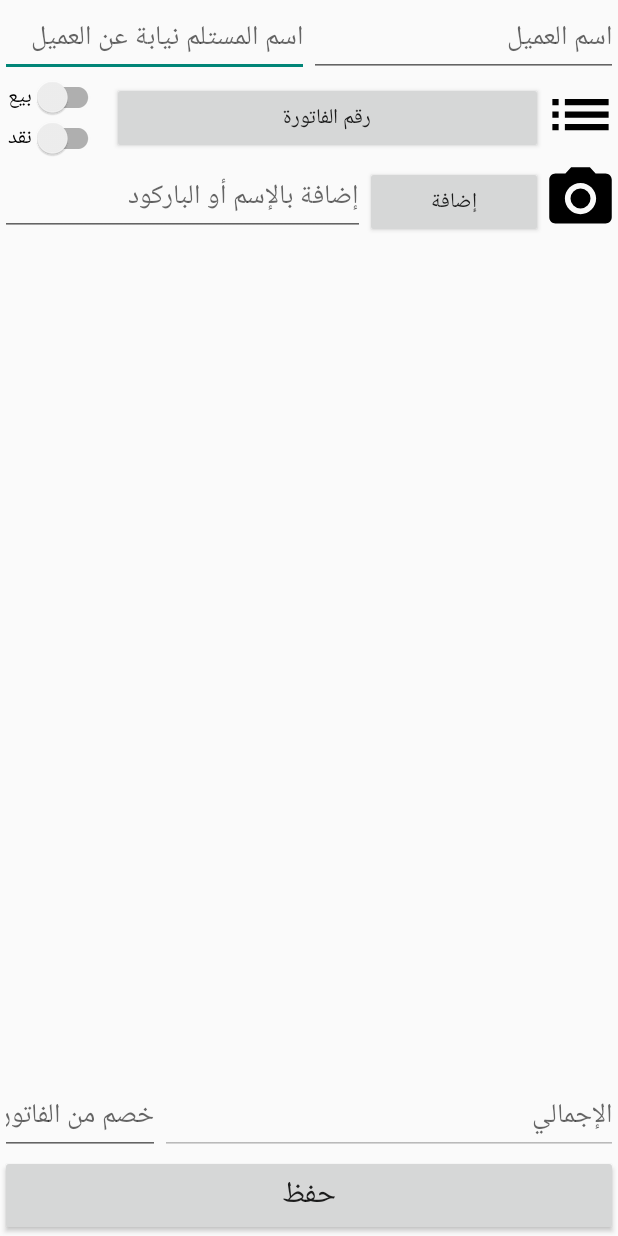
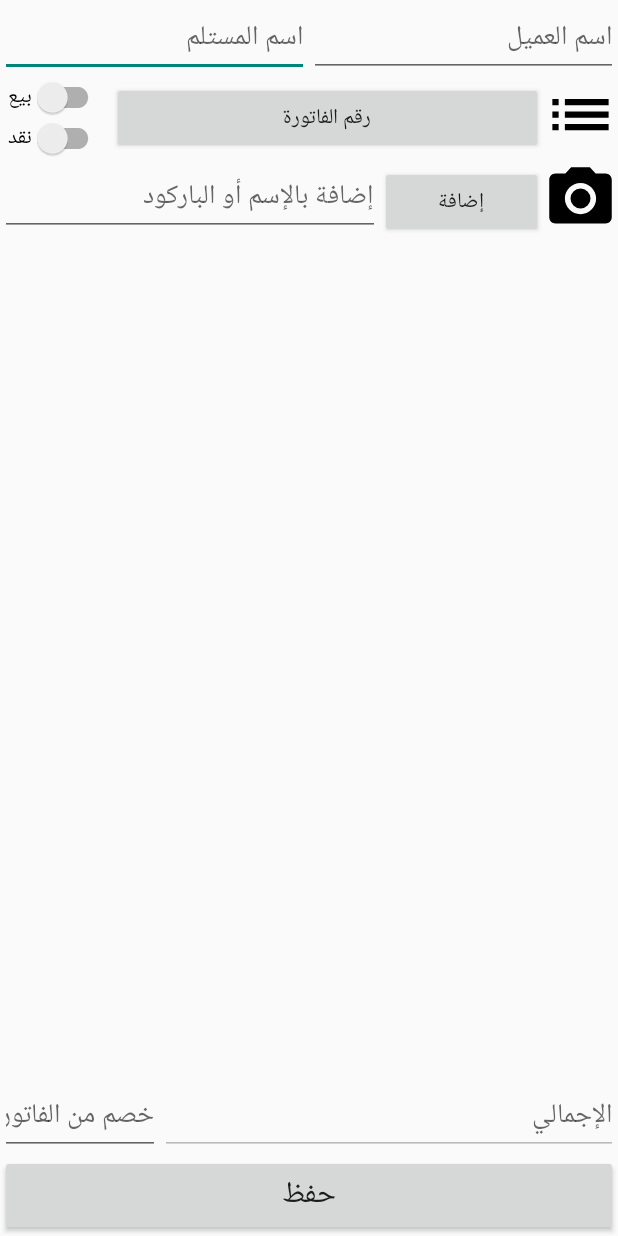
Before and after one commit to omerAndroid/MiniCashier, an Android app: the layout activity_buy_restore_goods.xml on its own in the app's theme, with its tools: preview values and no code run, on a phone screen of 412 x 824 dp. Run offline under Robolectric (Android 15) with nearby library versions, the phone set to English and light mode, and no system bars.

Commit message:
fix only 7.4.9.1

```diff
--- a/app/build.gradle
+++ b/app/build.gradle
@@ -8,7 +8,7 @@ android {
         minSdkVersion 16
         targetSdkVersion 30
         versionCode 1
-        versionName "7.4.2"
+        versionName "7.4.9.1"
         testInstrumentationRunner "androidx.test.runner.AndroidJUnitRunner"
     }
     buildTypes {
--- a/app/src/main/res/layout/activity_buy_restore_goods.xml
+++ b/app/src/main/res/layout/activity_buy_restore_goods.xml
@@ -27,7 +27,7 @@
                 android:layout_height="wrap_content"
                 android:layout_weight="1"
                 android:ems="10"
-                android:hint="اسم المستلم نيابة عن العميل"
+                android:hint="اسم المستلم"
                 android:inputType="textPersonName"
                 tools:ignore="Autofill,HardcodedText" />
 
@@ -94,11 +94,11 @@
             android:layout_weight="1"
             android:orientation="horizontal">
 
-            <EditText
+            <AutoCompleteTextView
                 android:id="@+id/add_name_item"
                 android:layout_width="wrap_content"
                 android:layout_height="wrap_content"
-                android:layout_weight="1"
+                android:layout_weight="2"
                 android:ems="10"
                 android:hint="إضافة بالإسم أو الباركود"
                 android:inputType="textPersonName"
```
Also changed, not shown: app/src/main/res/layout/buy_restore_item.xml (+5 -5 lines).
